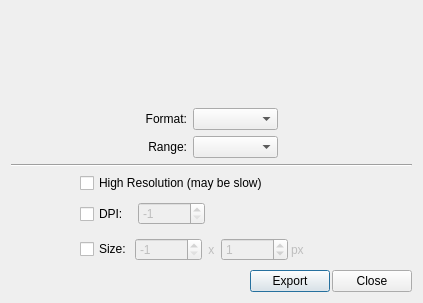
This is code/plotms/GuiTabs/PlotMSExportTab.ui in radio-astro/casa as Qt 5 draws it before an edit. The edited form follows.
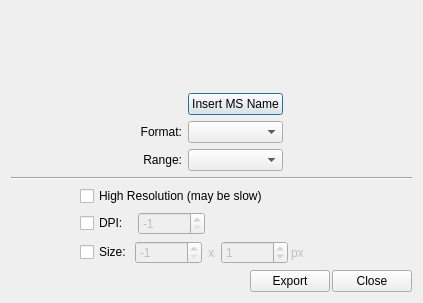
This is the edited form.

Commit message: New Development: Yes             JIRA Issue: CAS-7031         Ready for Test: Yes      Interface Changes: Yes What Interface Changed: Additional button on export dialog          Test Programs:   Put in Release Notes: Yes              Module(s): plotms            Description: Added button to "Insert MS Name" into text box as basis for export filename.

```diff
--- a/code/plotms/GuiTabs/PlotMSExportTab.ui
+++ b/code/plotms/GuiTabs/PlotMSExportTab.ui
@@ -47,17 +47,24 @@
      </item>
      <item>
       <layout class="QGridLayout" name="gridLayout">
-       <item row="0" column="0">
-        <widget class="QLabel" name="formatLabel">
+       <item row="2" column="0">
+        <widget class="QLabel" name="rangeLabel">
          <property name="text">
-          <string>Format:</string>
+          <string>Range:</string>
          </property>
          <property name="alignment">
           <set>Qt::AlignRight|Qt::AlignTrailing|Qt::AlignVCenter</set>
          </property>
         </widget>
        </item>
-       <item row="0" column="1">
+       <item row="2" column="1">
+        <widget class="QComboBox" name="exportRangeCombo">
+         <property name="toolTip">
+          <string>Select whether to export the current page or for iteration plots whether to export all pages.</string>
+         </property>
+        </widget>
+       </item>
+       <item row="1" column="1">
         <widget class="QComboBox" name="format">
          <property name="sizePolicy">
           <sizepolicy hsizetype="MinimumExpanding" vsizetype="Fixed">
@@ -71,19 +78,22 @@
         </widget>
        </item>
        <item row="1" column="0">
-        <widget class="QLabel" name="rangeLabel">
+        <widget class="QLabel" name="formatLabel">
          <property name="text">
-          <string>Range:</string>
+          <string>Format:</string>
          </property>
          <property name="alignment">
           <set>Qt::AlignRight|Qt::AlignTrailing|Qt::AlignVCenter</set>
          </property>
         </widget>
        </item>
-       <item row="1" column="1">
-        <widget class="QComboBox" name="exportRangeCombo">
+       <item row="0" column="1">
+        <widget class="QPushButton" name="msNamesButton">
          <property name="toolTip">
-          <string>Select whether to export the current page or for iteration plots whether to export all pages.</string>
+          <string>Use MS name for export filename</string>
+         </property>
+         <property name="text">
+          <string>Insert MS Name</string>
          </property>
         </widget>
        </item>
```
The commit also changes 4 other files.
